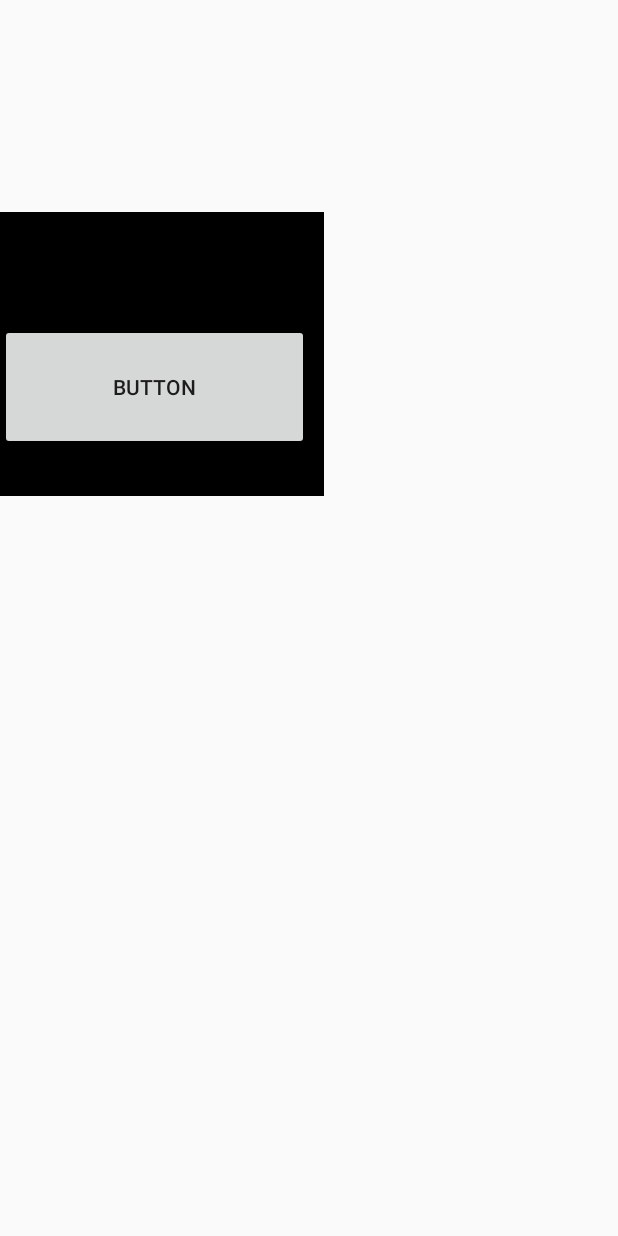
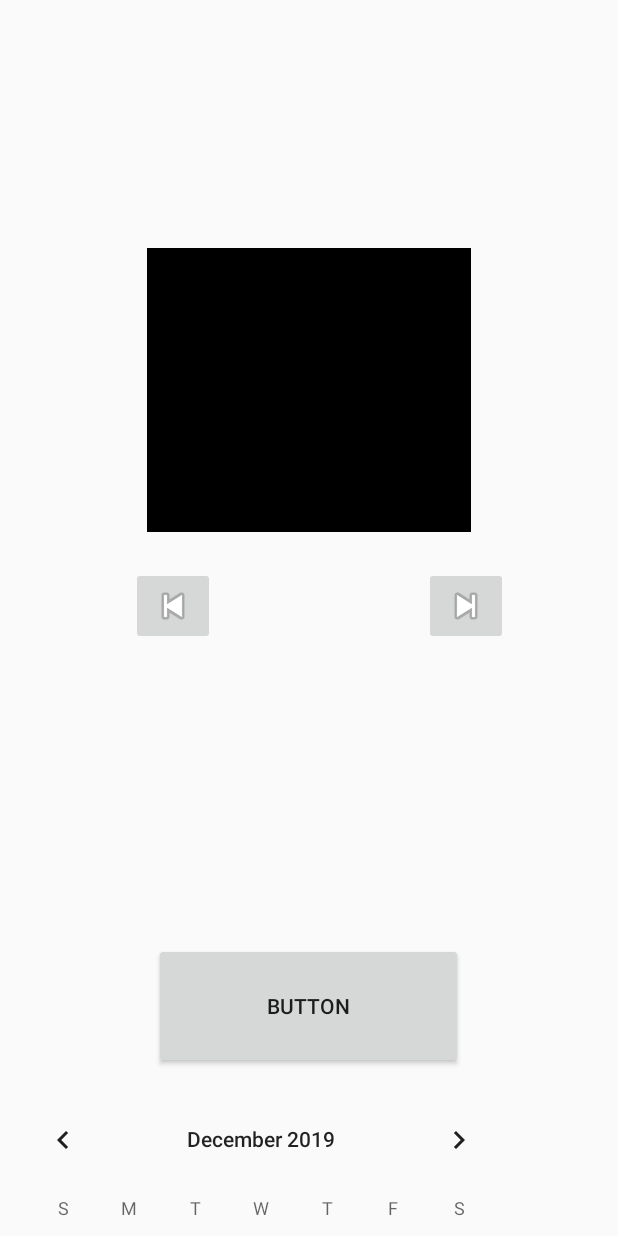
Before and after one commit to dormalexis/Android, an Android app: the layout fragment_item_details.xml on its own in the app's theme, with its tools: preview values and no code run, on a phone screen of 412 x 824 dp. Run offline under Robolectric (Android 15) with nearby library versions, the phone set to English and light mode, and no system bars.

Commit message:
gestion plusieurs images

```diff
--- a/app/src/main/java/com/example/smartcity/View/Fragment/HomeFragment.java
+++ b/app/src/main/java/com/example/smartcity/View/Fragment/HomeFragment.java
@@ -62,8 +62,6 @@ public class HomeFragment extends Fragment implements ItemAdapter.OnItemListener
     public void onItemClick(int position) {
         Item itemSelected = itemModel.getItems().getValue().get(position);
 
-        Toast.makeText(getContext(), "click " + position + " " + itemSelected.getPricePerDay(), Toast.LENGTH_SHORT).show();
-
         FragmentTransaction transaction = getFragmentManager().beginTransaction();
         transaction.replace(R.id.fragment_container, new ItemDetailsFragment(itemSelected));
         transaction.commit();
--- a/app/src/main/res/layout/fragment_item_details.xml
+++ b/app/src/main/res/layout/fragment_item_details.xml
@@ -4,44 +4,84 @@
     xmlns:tools="http://schemas.android.com/tools"
     android:layout_width="match_parent"
     android:layout_height="match_parent"
+    android:nestedScrollingEnabled="true"
     tools:context=".View.Fragment.ItemDetailsFragment">
 
-    <androidx.constraintlayout.widget.ConstraintLayout
+    <RelativeLayout
         android:layout_width="match_parent"
-        android:layout_height="match_parent">
+        android:layout_height="895dp"
+        android:isScrollContainer="true">
 
         <TextView
             android:id="@+id/titleItemDetailsText"
             android:layout_width="326dp"
             android:layout_height="105dp"
-            android:layout_marginTop="16dp"
-            app:layout_constraintTop_toTopOf="parent"
-            tools:layout_editor_absoluteX="43dp" />
+            android:layout_alignParentTop="true"
+            android:layout_centerHorizontal="true"
+            android:layout_marginTop="16dp" />
+
+        <TextView
+            android:id="@+id/descriptionItemText"
+            android:layout_width="299dp"
+            android:layout_height="152dp"
+            android:layout_below="@+id/detailsItemImage"
+            android:layout_centerHorizontal="true"
+            android:layout_marginTop="96dp" />
+
+        <Button
+            android:id="@+id/BookItemButton"
+            android:layout_width="206dp"
+            android:layout_height="84dp"
+            android:layout_below="@+id/descriptionItemText"
+            android:layout_centerHorizontal="true"
+            android:layout_marginTop="26dp"
+            android:text="Button" />
+
+        <TextView
+            android:id="@+id/countImageText"
+            android:layout_width="wrap_content"
+            android:layout_height="wrap_content"
+            android:layout_below="@+id/detailsItemImage"
+            android:layout_centerHorizontal="true"
+            android:layout_marginTop="39dp" />
+
+        <ImageButton
+            android:id="@+id/previousImageButton"
+            android:layout_width="wrap_content"
+            android:layout_height="wrap_content"
+            android:layout_below="@+id/detailsItemImage"
+            android:layout_alignParentStart="true"
+            android:layout_marginStart="87dp"
+            android:layout_marginTop="23dp"
+            android:layout_marginEnd="32dp"
+            android:src="@android:drawable/ic_media_previous" />
+
+        <ImageButton
+            android:id="@+id/nextImageButton"
+            android:layout_width="wrap_content"
+            android:layout_height="wrap_content"
+            android:layout_below="@+id/detailsItemImage"
+            android:layout_alignParentEnd="true"
+            android:layout_marginStart="68dp"
+            android:layout_marginTop="23dp"
+            android:layout_marginEnd="73dp"
+            android:src="@android:drawable/ic_media_next" />
 
         <ImageView
             android:id="@+id/detailsItemImage"
             android:layout_width="216dp"
             android:layout_height="189dp"
-            android:layout_marginTop="20dp"
-            android:src="@android:color/background_dark"
-            app:layout_constraintTop_toBottomOf="@+id/titleItemDetailsText"
-            tools:layout_editor_absoluteX="97dp" />
+            android:layout_below="@+id/titleItemDetailsText"
+            android:layout_centerHorizontal="true"
+            android:layout_marginTop="44dp"
+            android:src="@android:color/background_dark" />
 
-        <TextView
-            android:id="@+id/descriptionItemText"
-            android:layout_width="299dp"
-            android:layout_height="152dp"
-            tools:layout_editor_absoluteX="56dp"
-            tools:layout_editor_absoluteY="376dp" />
+        <CalendarView
+            android:id="@+id/calendarView"
+            android:layout_width="wrap_content"
+            android:layout_height="wrap_content"
+            android:layout_below="@+id/BookItemButton"
+            android:layout_marginTop="13dp" />
+    </RelativeLayout>
 
-        <Button
-            android:id="@+id/BookItemButton"
-            android:layout_width="206dp"
-            android:layout_height="84dp"
-            android:layout_marginTop="64dp"
-            android:text="Button"
-            app:layout_constraintTop_toBottomOf="@+id/descriptionItemText"
-            tools:layout_editor_absoluteX="102dp" />
-
-    </androidx.constraintlayout.widget.ConstraintLayout>
 </FrameLayout>
```
Also changed, not shown: app/src/main/java/com/example/smartcity/View/Fragment/ItemDetailsFragment.java (+75 -1 lines).
